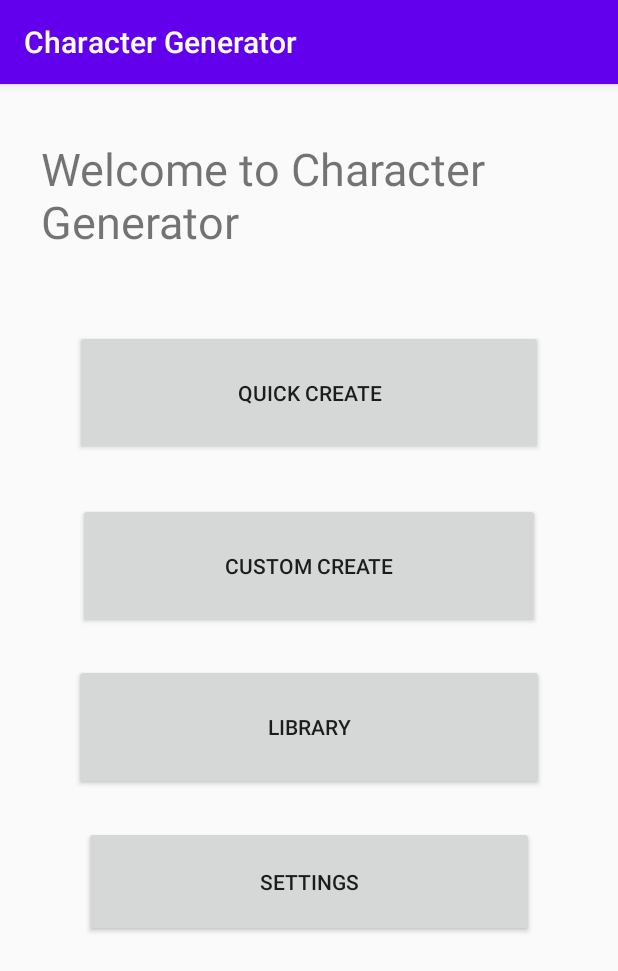
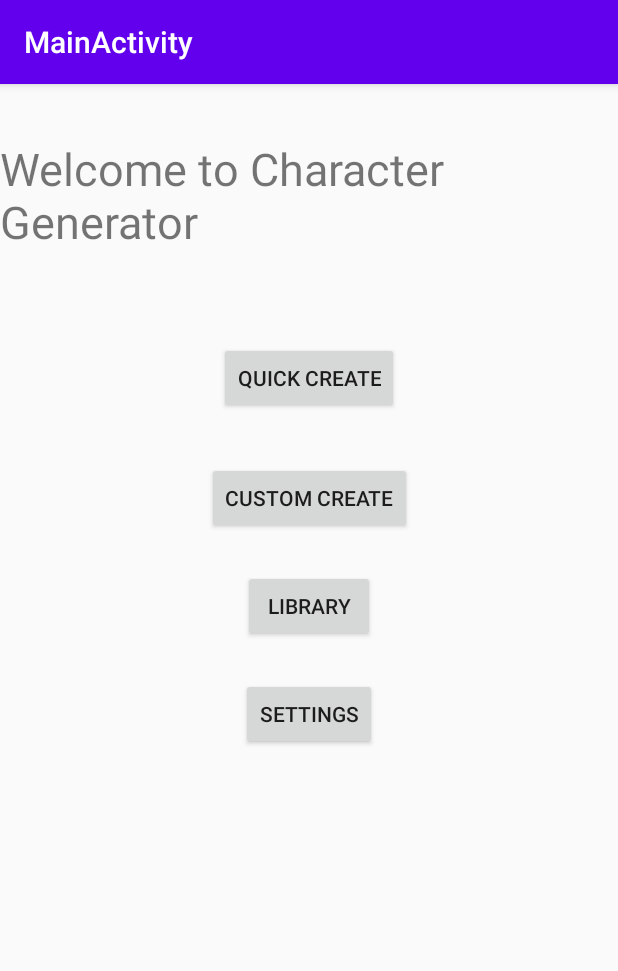
Before and after one commit to sarah-duncan/CharacterGenerator, an Android app: the screen it shows after launch (MainActivity), on a phone screen of 412 x 824 dp. Shown: the top 971 px of the screen. Run offline under Robolectric (Android 15) with nearby library versions, the phone set to English and light mode, and no system bars.

Commit message:
Add activity paths Add activity layout linked by buttons Add Randomise prototype

```diff
--- a/app/src/main/AndroidManifest.xml
+++ b/app/src/main/AndroidManifest.xml
@@ -1,6 +1,6 @@
 <?xml version="1.0" encoding="utf-8"?>
 <manifest xmlns:android="http://schemas.android.com/apk/res/android"
-    package="com.dunca.charactergenerator">
+    package="com.example.mainactivity">
 
     <application
         android:allowBackup="true"
@@ -9,8 +9,7 @@
         android:roundIcon="@mipmap/ic_launcher_round"
         android:supportsRtl="true"
         android:theme="@style/AppTheme">
-        <activity android:name=".QuickCreateActivity"></activity>
-        <activity android:name=".MainActivity">
+        <activity android:name="com.dunca.charactergenerator.MainActivity">
             <intent-filter>
                 <action android:name="android.intent.action.MAIN" />
 
--- a/app/src/main/res/layout/activity_main.xml
+++ b/app/src/main/res/layout/activity_main.xml
@@ -4,12 +4,12 @@
     xmlns:tools="http://schemas.android.com/tools"
     android:layout_width="match_parent"
     android:layout_height="match_parent"
-    tools:context=".MainActivity">
+    tools:context="com.dunca.charactergenerator.MainActivity">
 
     <TextView
         android:id="@+id/title_card"
-        android:layout_width="356dp"
-        android:layout_height="68dp"
+        android:layout_width="wrap_content"
+        android:layout_height="wrap_content"
         android:layout_marginTop="36dp"
         android:text="Welcome to Character Generator"
         android:textSize="30sp"
@@ -20,8 +20,8 @@
 
     <Button
         android:id="@+id/quick_create_button"
-        android:layout_width="312dp"
-        android:layout_height="83dp"
+        android:layout_width="wrap_content"
+        android:layout_height="wrap_content"
         android:layout_marginTop="60dp"
         android:text="Quick Create"
         app:layout_constraintEnd_toEndOf="parent"
@@ -30,8 +30,8 @@
 
     <Button
         android:id="@+id/custom_create_button"
-        android:layout_width="308dp"
-        android:layout_height="83dp"
+        android:layout_width="wrap_content"
+        android:layout_height="wrap_content"
         android:layout_marginTop="32dp"
         android:text="Custom Create"
         app:layout_constraintEnd_toEndOf="parent"
@@ -40,8 +40,8 @@
 
     <Button
         android:id="@+id/library_button"
-        android:layout_width="313dp"
-        android:layout_height="84dp"
+        android:layout_width="wrap_content"
+        android:layout_height="wrap_content"
         android:layout_marginTop="24dp"
         android:text="Library"
         app:layout_constraintEnd_toEndOf="parent"
@@ -50,8 +50,8 @@
 
     <Button
         android:id="@+id/settings_button"
-        android:layout_width="300dp"
-        android:layout_height="74dp"
+        android:layout_width="wrap_content"
+        android:layout_height="wrap_content"
         android:layout_marginTop="24dp"
         android:text="Settings"
         app:layout_constraintEnd_toEndOf="parent"
--- a/app/src/main/res/values/strings.xml
+++ b/app/src/main/res/values/strings.xml
@@ -1,3 +1,3 @@
 <resources>
-    <string name="app_name">Character Generator</string>
+    <string name="app_name">MainActivity</string>
 </resources>
```
Also changed, not shown: app/src/main/java/com/dunca/charactergenerator/MainActivity.java (+20 -5 lines), 1 other file.
